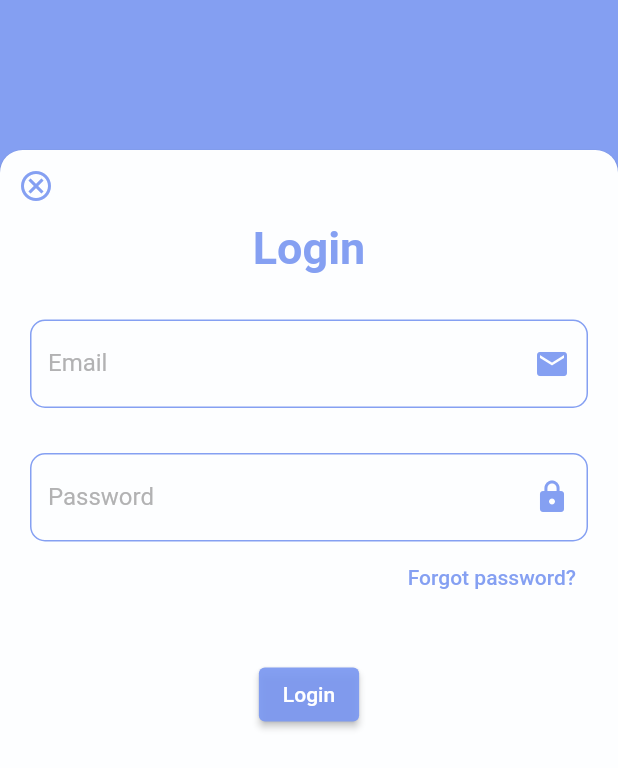
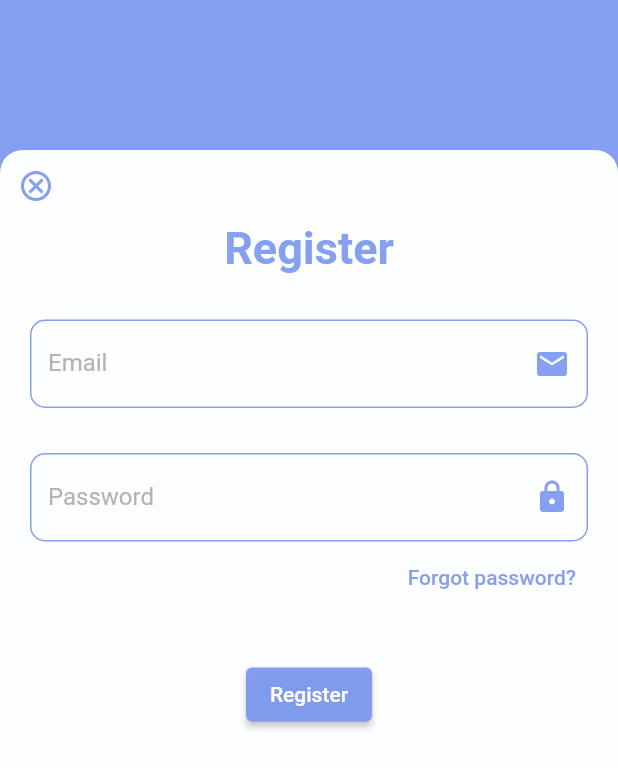
Before and after one commit to shreya2057/QuotesApp, a Flutter app: the screen it shows after launch, after a tap on "Next", on a phone screen of 412 x 824 dp. Shown: the top 768 px of the screen. Run offline on Flutter 3.47's test engine with Material 2 defaults, Android fonts, the phone set to English and light mode, and no system bars.

Commit message:
Register Screen

```diff
--- a/lib/screens/home_screen.dart
+++ b/lib/screens/home_screen.dart
@@ -1,5 +1,6 @@
 import 'package:flutter/material.dart';
 import 'package:quotesapp/screens/login.dart';
+import 'package:quotesapp/screens/register.dart';
 
 class HomeScreen extends StatelessWidget {
   const HomeScreen({super.key});
@@ -17,7 +18,7 @@ class HomeScreen extends StatelessWidget {
               onPressed: () {
                 Navigator.of(context)
                     .push(MaterialPageRoute(builder: (context) {
-                  return LoginScreen();
+                  return const RegisterScreen();
                 }));
               },
               child: Text("Next")),
--- /dev/null
+++ b/lib/screens/register.dart
@@ -0,0 +1,73 @@
+import 'package:flutter/material.dart';
+import 'package:quotesapp/components/auth_button.dart';
+import 'package:quotesapp/components/cancel_button.dart';
+import '../components/text_field.dart';
+
+class RegisterScreen extends StatelessWidget {
+  const RegisterScreen({super.key});
+
+  @override
+  Widget build(BuildContext context) {
+    return SafeArea(
+      child: Scaffold(
+        body: Stack(
+          fit: StackFit.expand,
+          alignment: AlignmentDirectional.bottomCenter,
+          children: [
+            Container(
+              color: const Color.fromARGB(236, 123, 152, 241),
+            ),
+            Card(
+              shape: const RoundedRectangleBorder(
+                borderRadius: BorderRadius.only(
+                    topLeft: Radius.circular(15),
+                    topRight: Radius.circular(15)),
+              ),
+              margin: const EdgeInsets.only(top: 100),
+              color: const Color.fromARGB(255, 253, 254, 255),
+              child: Column(
+                crossAxisAlignment: CrossAxisAlignment.start,
+                children: <Widget>[
+                  const Cancel(),
+                  const Center(
+                      child: Text(
+                    "Register",
+                    style: TextStyle(
+                        fontSize: 30,
+                        fontWeight: FontWeight.bold,
+                        color: Color.fromARGB(236, 123, 152, 241)),
+                  )),
+                  const TextBox(
+                    label: "Email",
+                    icon: Icons.mail,
+                  ),
+                  const TextBox(
+                    label: "Password",
+                    icon: Icons.lock,
+                  ),
+                  Padding(
+                    padding: const EdgeInsets.only(right: 20),
+                    child: Align(
+                      alignment: Alignment.centerRight,
+                      child: TextButton(
+                          onPressed: () {},
+                          child: const Text(
+                            "Forgot password?",
+                            style: TextStyle(
+                              color: Color.fromARGB(236, 123, 152, 241),
+                            ),
+                          )),
+                    ),
+                  ),
+                  const AuthButton(
+                    label: "Register",
+                  )
+                ],
+              ),
+            )
+          ],
+        ),
+      ),
+    );
+  }
+}
```
